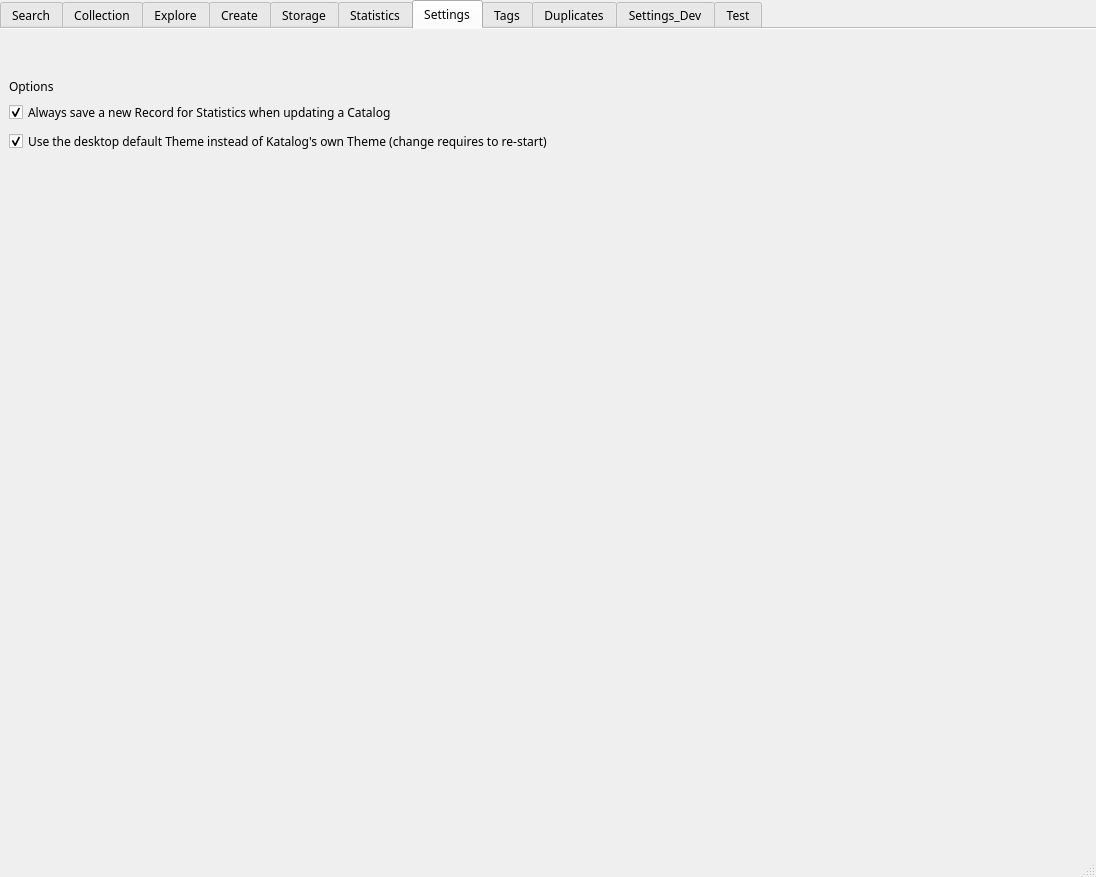
StephaneCouturier/Katalog, file mainwindow.ui: the form before one commit.
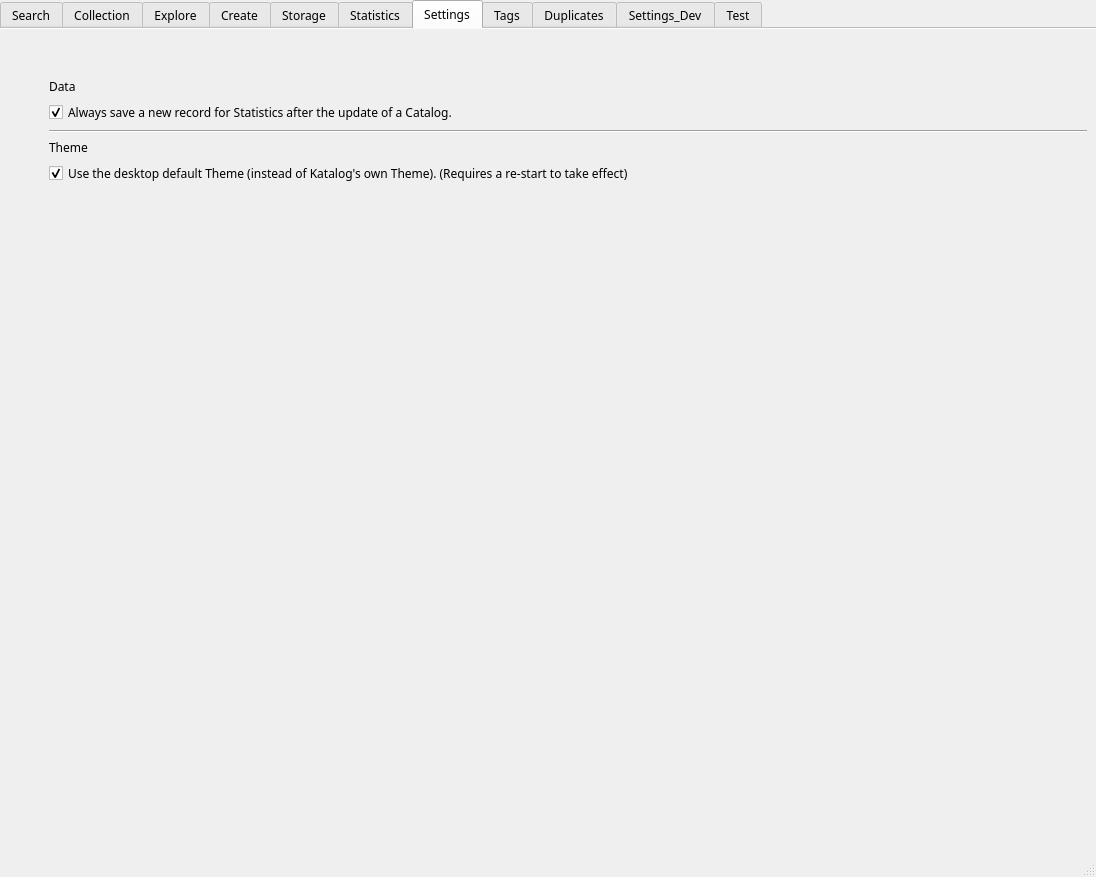
The form after the commit. The open tabs and pages were chosen to show the change. Icons and pictures are not drawn. Custom widgets are drawn as their Qt base class.

Commit message: https://github.com/StephaneCouturier/Katalog/issues/105

The edit to the form file:
```diff
--- a/mainwindow.ui
+++ b/mainwindow.ui
@@ -3105,14 +3105,14 @@
        <layout class="QGridLayout" name="gridLayout_15">
         <item row="0" column="0">
          <layout class="QGridLayout" name="gridLayout_14">
-          <item row="1" column="0">
-           <widget class="QLabel" name="label_30">
-            <property name="text">
-             <string>Options</string>
+          <item row="3" column="1">
+           <widget class="Line" name="line_11">
+            <property name="orientation">
+             <enum>Qt::Horizontal</enum>
             </property>
            </widget>
           </item>
-          <item row="4" column="0">
+          <item row="7" column="1">
            <spacer name="verticalSpacer_6">
             <property name="orientation">
              <enum>Qt::Vertical</enum>
@@ -3125,42 +3125,72 @@
             </property>
            </spacer>
           </item>
-          <item row="0" column="0">
-           <spacer name="verticalSpacer_7">
-            <property name="orientation">
-             <enum>Qt::Vertical</enum>
-            </property>
-            <property name="sizeType">
-             <enum>QSizePolicy::Fixed</enum>
-            </property>
-            <property name="sizeHint" stdset="0">
-             <size>
-              <width>20</width>
-              <height>40</height>
-             </size>
-            </property>
-           </spacer>
-          </item>
-          <item row="2" column="0">
+          <item row="2" column="1">
            <widget class="QCheckBox" name="Settings_ChBx_SaveRecordWhenUpdate">
             <property name="text">
-             <string>Always save a new Record for Statistics when updating a Catalog</string>
+             <string>Always save a new record for Statistics after the update of a Catalog.</string>
             </property>
             <property name="checked">
              <bool>true</bool>
             </property>
            </widget>
           </item>
-          <item row="3" column="0">
+          <item row="5" column="1">
            <widget class="QCheckBox" name="Settings_checkBox_UseDefaultTheme">
             <property name="text">
-             <string>Use the desktop default Theme instead of Katalog's own Theme (change requires to re-start)</string>
+             <string>Use the desktop default Theme (instead of Katalog's own Theme). (Requires a re-start to take effect)</string>
             </property>
             <property name="checked">
              <bool>true</bool>
             </property>
            </widget>
           </item>
+          <item row="1" column="1">
+           <widget class="QLabel" name="label_30">
+            <property name="text">
+             <string>Data</string>
+            </property>
+           </widget>
+          </item>
+          <item row="4" column="1">
+           <widget class="QLabel" name="Settings_label_Theme">
+            <property name="text">
+             <string>Theme</string>
+            </property>
+           </widget>
+          </item>
+          <item row="0" column="1">
+           <spacer name="verticalSpacer_7">
+            <property name="orientation">
+             <enum>Qt::Vertical</enum>
+            </property>
+            <property name="sizeType">
+             <enum>QSizePolicy::Fixed</enum>
+            </property>
+            <property name="sizeHint" stdset="0">
+             <size>
+              <width>20</width>
+              <height>40</height>
+             </size>
+            </property>
+           </spacer>
+          </item>
+          <item row="2" column="0">
+           <spacer name="horizontalSpacer_28">
+            <property name="orientation">
+             <enum>Qt::Horizontal</enum>
+            </property>
+            <property name="sizeType">
+             <enum>QSizePolicy::Fixed</enum>
+            </property>
+            <property name="sizeHint" stdset="0">
+             <size>
+              <width>40</width>
+              <height>20</height>
+             </size>
+            </property>
+           </spacer>
+          </item>
          </layout>
         </item>
        </layout>
```
Left out of the diff: 2 changed lines with no effect on the pictures. The commit also changes 1 other file.
